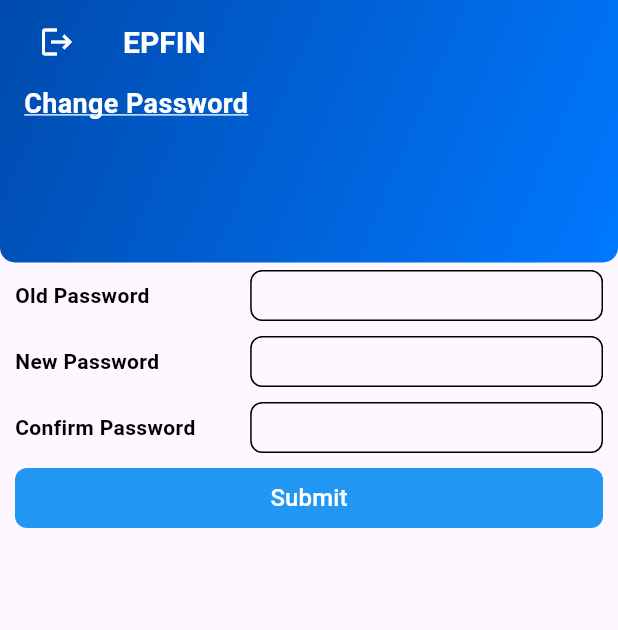
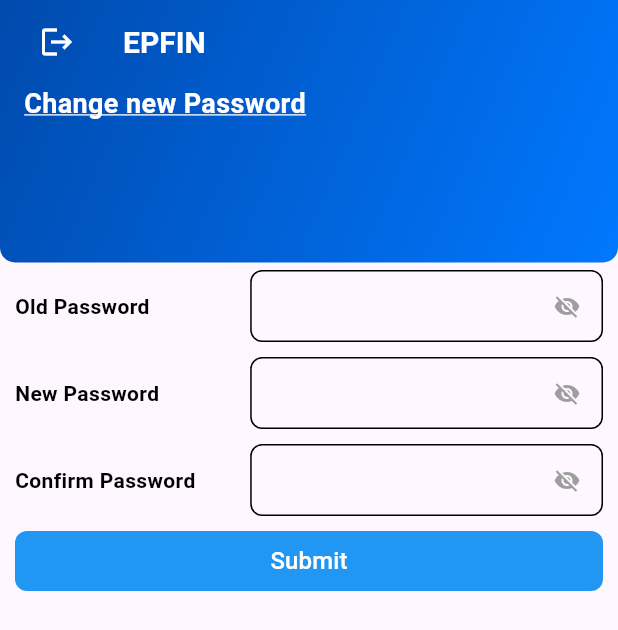
Before and after one commit to aktarulahsan/epfin, a Flutter app: the ForgotpasswordScreen screen opened by its route, on a phone screen of 412 x 824 dp. Shown: the top 630 px of the screen. Run offline on Flutter 3.47's test engine with Material 3 defaults, Android fonts, the light colour scheme and no system bars; our stand-ins replace cloud_firestore, dio, firebase_auth, firebase_core, font_awesome_flutter, get and 2 more; accounts and stored records are empty.

Commit message:
all update

```diff
--- a/lib/presentation/change_password/change_password.screen.dart
+++ b/lib/presentation/change_password/change_password.screen.dart
@@ -21,7 +21,7 @@ class ChangePasswordScreen extends GetView<ChangePasswordController> {
             top: 0,
             left: 0,
             right: 0,
-            child: Topbar(title: "Change Password"),
+            child: Topbar(title: "Update Password"),
           ),
 
           Positioned(
--- a/lib/presentation/common/custom_drawer.dart
+++ b/lib/presentation/common/custom_drawer.dart
@@ -39,7 +39,7 @@ class CustomDrawer extends StatelessWidget {
           ),
           ListTile(
             leading: const Icon(Icons.password),
-            title: const Text('Change Password'),
+            title: const Text('Change 2 Password'),
             onTap: () {
               Get.back();
               Get.offAllNamed(Routes.CHANGE_PASSWORD);
--- a/lib/presentation/forgotpassword/controllers/forgotpassword.controller.dart
+++ b/lib/presentation/forgotpassword/controllers/forgotpassword.controller.dart
@@ -14,7 +14,6 @@ class ForgotpasswordController extends GetxController {
   var newPasswordCtrl = TextEditingController().obs;
   var new1PasswordCtrl = TextEditingController().obs;
   var isLoading = 0.obs;
-
 
   var obscureOldPassword = true.obs;
   var obscureNewPassword = true.obs;
--- a/lib/presentation/forgotpassword/forgotpassword.screen.dart
+++ b/lib/presentation/forgotpassword/forgotpassword.screen.dart
@@ -18,7 +18,7 @@ class ForgotpasswordScreen extends GetView<ForgotpasswordController> {
             top: 0,
             left: 0,
             right: 0,
-            child: Topbar(title: "Change Password"),
+            child: Topbar(title: "Change new Password"),
           ),
 
           Positioned(
@@ -29,20 +29,35 @@ class ForgotpasswordScreen extends GetView<ForgotpasswordController> {
               child: SingleChildScrollView(
                 child: Column(
                   children: [
-                    customText(
+                    Obx(()=>customText(
                       "Old Password",
                       controller.oldPasswordCtrl.value,
-                    ),
+                      isPassword: controller.obscureOldPassword.value,
+                      onSuffixPressed: () {
+                        controller.obscureOldPassword.value =
+                        !controller.obscureOldPassword.value;
+                      },
+                    ),),
                     const SizedBox(height: 10),
-                    customText(
+                    Obx(()=>customText(
                       "New Password",
                       controller.newPasswordCtrl.value,
-                    ),
+                      isPassword: controller.obscureNewPassword.value,
+                      onSuffixPressed: () {
+                        controller.obscureNewPassword.value =
+                        !controller.obscureNewPassword.value;
+                      },
+                    ),),
                     const SizedBox(height: 10),
-                    customText(
+                    Obx(()=>customText(
                       "Confirm Password",
                       controller.new1PasswordCtrl.value,
-                    ),
+                      isPassword: controller.obscureConfiremPassword.value,
+                      onSuffixPressed: () {
+                        controller.obscureConfiremPassword.value =
+                        !controller.obscureConfiremPassword.value;
+                      },
+                    ),),
                     const SizedBox(height: 10),
 
                     SizedBox(
@@ -76,7 +91,7 @@ class ForgotpasswordScreen extends GetView<ForgotpasswordController> {
     );
   }
 
-  Widget customText(String title, TextEditingController cont) {
+  Widget customText(String title, TextEditingController cont, {bool isPassword = false, VoidCallback? onSuffixPressed, }) {
     // final formatter = NumberFormat.decimalPattern('en_IN');
 
     return Row(
@@ -86,16 +101,18 @@ class ForgotpasswordScreen extends GetView<ForgotpasswordController> {
           flex: 4,
           child: Text(
             title,
-            style: TextStyle(color: Colors.black, fontWeight: FontWeight.bold),
+            style: TextStyle(color: Colors.black, fontWeight: FontWeight.bold, ),
           ),
         ),
         Expanded(
           flex: 6,
           child: TextField(
+            obscureText: isPassword,
             controller: cont,
             keyboardType:
             TextInputType.text, // Keep text so user can type anything
             style: const TextStyle(color: Colors.black),
+
             decoration: InputDecoration(
                 isDense: true,
                 contentPadding: EdgeInsets.symmetric(horizontal: 10, vertical: 5),
@@ -111,12 +128,20 @@ class ForgotpasswordScreen extends GetView<ForgotpasswordController> {
                   borderRadius: BorderRadius.circular(8),
                   borderSide: const BorderSide(color: Colors.blue),
                 ),
+                suffixIcon: IconButton(
+                  icon: Icon(
+                    isPassword ? Icons.visibility_off : Icons.visibility,
+                    color: Colors.grey,
+                  ),
+                  onPressed: onSuffixPressed,   // 👈 Now dynamic
+                )
             ),
             onChanged: (value) {
               // Check if value is numeric
 
               cont.value = TextEditingValue(text: value);
             },
+
           ),
         ),
       ],
--- a/lib/presentation/lon_entry/lon_entry.screen.dart
+++ b/lib/presentation/lon_entry/lon_entry.screen.dart
@@ -509,7 +509,7 @@ class LonEntryScreen extends GetView<LonEntryController> {
               child: GestureDetector(
                 // onTap: () => controller.pickDate(Get.context!),
                 onTap:
-                    controller.id.value == null ||
+                    controller.id.value == 0 ||
                             controller.id.value.toString().isEmpty
                         ? () => controller.pickDate(Get.context!)
                         : null, // Disable tap if id
--- a/pubspec.yaml
+++ b/pubspec.yaml
@@ -4,7 +4,7 @@ description: "A new Flutter project."
 # pub.dev using `flutter pub publish`. This is preferred for private packages.
 publish_to: 'none' # Remove this line if you wish to publish to pub.dev
 
-version: 1.0.11+11
+version: 1.0.12+12
 
 environment:
   sdk: ^3.8.1
@@ -21,7 +21,7 @@ dependencies:
   get: ^4.7.2
   dio: ^5.8.0+1
   shared_preferences: ^2.5.3
-  intl: ^0.19.0
+  intl: ^0.20.2
   firebase_core: ^4.0.0
   firebase_auth: ^6.0.1
   firebase_database: ^12.0.0
@@ -39,7 +39,7 @@ dev_dependencies:
   # activated in the `analysis_options.yaml` file located at the root of your
   # package. See that file for information about deactivating specific lint
   # rules and activating additional ones.
-  flutter_lints: ^5.0.0
+  flutter_lints: ^6.0.0
 
 flutter_icons:
   image_path: "assets/logo/epgl_logo.png"
```
Also changed, not shown: lib/presentation/auth/controllers/auth.controller.dart (+26 -2 lines), pubspec.lock, 1 other file. Lines whose indentation alone changed are shown as unchanged.
